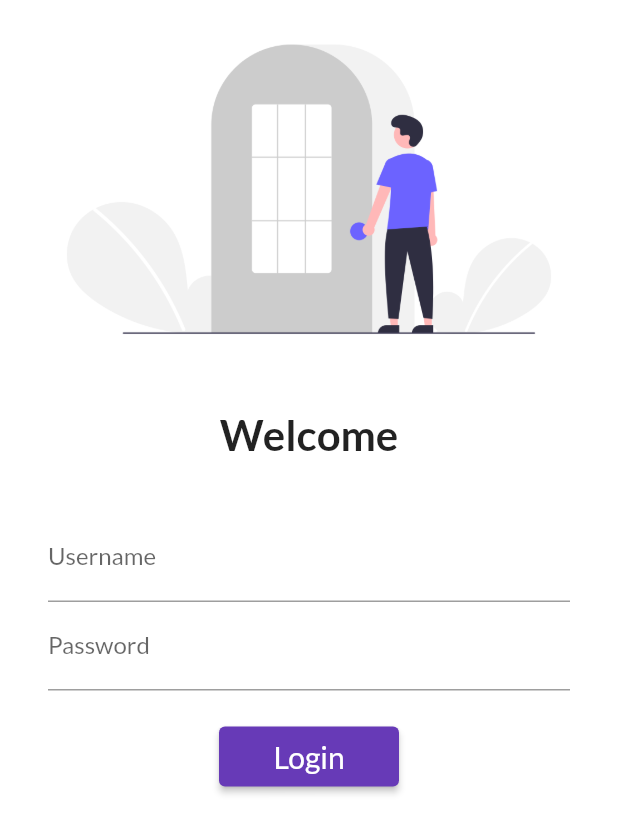
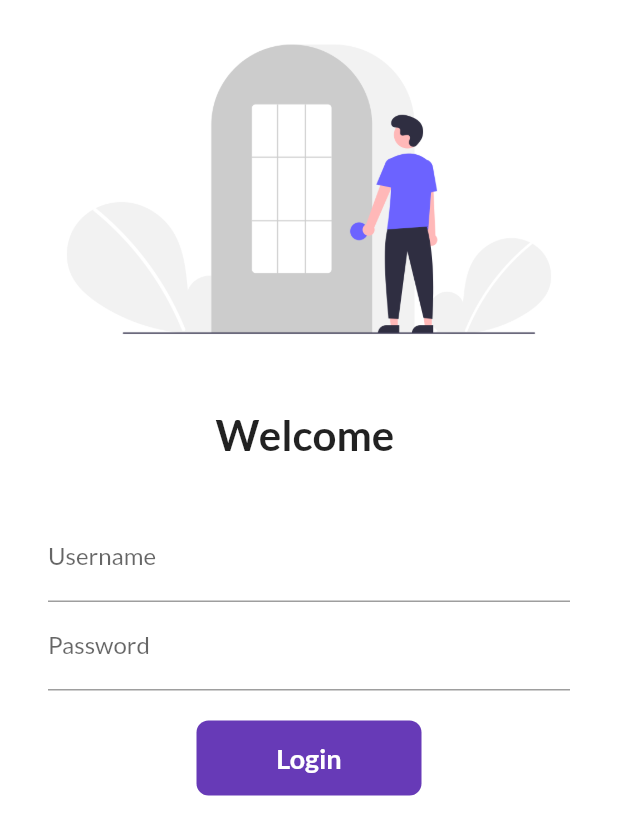
Before and after one commit to aboutaditya/30DaysFlutterLearn, a Flutter app: the screen it shows after launch, on a phone screen of 412 x 824 dp. Shown: the top 835 px of the screen. Run offline on Flutter 3.47's test engine with Material 2 defaults, Android fonts, the phone set to English and light mode, and no system bars; our stand-ins replace google_fonts.

Commit message:
day6 complete

```diff
--- a/lib/pages/login_page.dart
+++ b/lib/pages/login_page.dart
@@ -1,9 +1,16 @@
 import 'package:flutter/material.dart';
 import 'package:flutter_application_1/utils/Routes.dart';
 
-class LoginPage extends StatelessWidget {
+class LoginPage extends StatefulWidget {
   const LoginPage({Key? key}) : super(key: key);
 
+  @override
+  State<LoginPage> createState() => _LoginPageState();
+}
+
+class _LoginPageState extends State<LoginPage> {
+  String name = "";
+  bool changeButton = false;
   @override
   Widget build(BuildContext context) {
     return Material(
@@ -17,9 +24,9 @@ class LoginPage extends StatelessWidget {
           const SizedBox(
             height: 20.0,
           ),
-          const Text(
-            "Welcome",
-            style: TextStyle(fontSize: 28, fontWeight: FontWeight.bold),
+          Text(
+            "Welcome $name",
+            style: const TextStyle(fontSize: 28, fontWeight: FontWeight.bold),
           ),
           const SizedBox(
             height: 20.0,
@@ -32,6 +39,10 @@ class LoginPage extends StatelessWidget {
                 TextFormField(
                   decoration: const InputDecoration(
                       hintText: "Enter Username", labelText: "Username"),
+                  onChanged: (value) {
+                    name = value;
+                    setState(() {});
+                  },
                 ),
                 TextFormField(
                   obscureText: true,
@@ -41,17 +52,48 @@ class LoginPage extends StatelessWidget {
                 const SizedBox(
                   height: 20.0,
                 ),
-                ElevatedButton(
-                  style: TextButton.styleFrom(
-                      minimumSize: const Size(120.0, 40.0)),
-                  child: const Text(
-                    "Login",
-                    style: TextStyle(fontSize: 20),
-                  ),
-                  onPressed: () {
+                InkWell(
+                  onTap: () async {
+                    setState(() {
+                      changeButton = true;
+                    });
+                    await Future.delayed(const Duration(seconds: 1));
                     Navigator.pushNamed(context, MyRoutes.homeRoute);
                   },
+                  child: AnimatedContainer(
+                    duration: const Duration(seconds: 1),
+                    width: changeButton ? 50 : 150.0,
+                    height: 50.0,
+                    alignment: Alignment.center,
+                    decoration: BoxDecoration(
+                        color: Colors.deepPurple,
+                        borderRadius:
+                            BorderRadius.circular(changeButton ? 50 : 8.0)),
+                    child: changeButton
+                        ? (const Icon(
+                            Icons.done,
+                            color: Colors.white,
+                          ))
+                        : const Text(
+                            "Login",
+                            style: TextStyle(
+                                fontSize: 18.0,
+                                fontWeight: FontWeight.bold,
+                                color: Colors.white),
+                          ),
+                  ),
                 )
+                // ElevatedButton(
+                //   style: TextButton.styleFrom(
+                //       minimumSize: const Size(120.0, 40.0)),
+                //   child: const Text(
+                //     "Login",
+                //     style: TextStyle(fontSize: 20),
+                //   ),
+                //   onPressed: () {
+                //     Navigator.pushNamed(context, MyRoutes.homeRoute);
+                //   },
+                // )
               ],
             ),
           )
```
